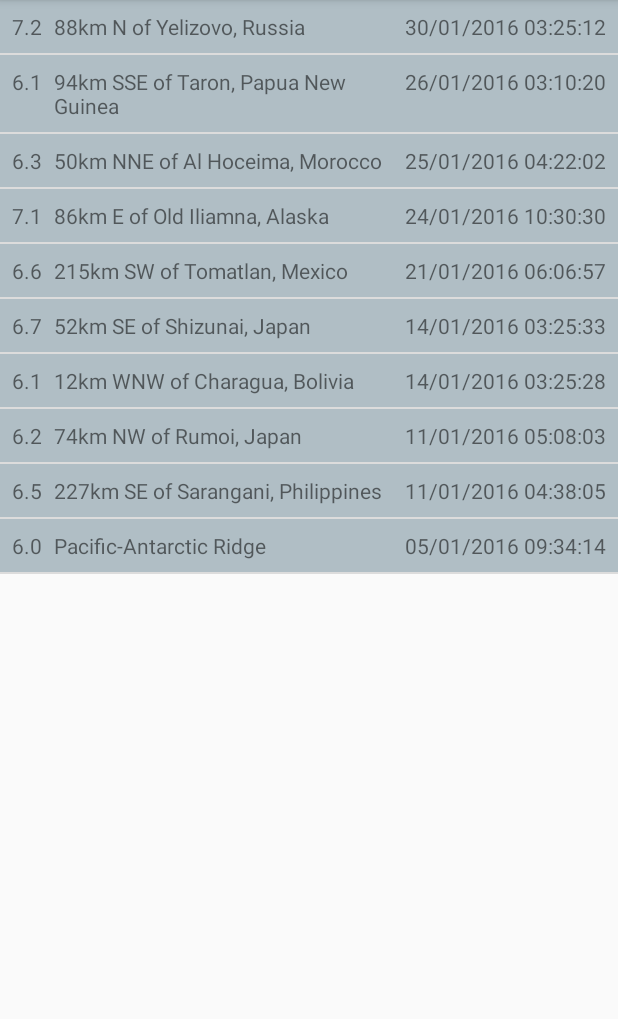
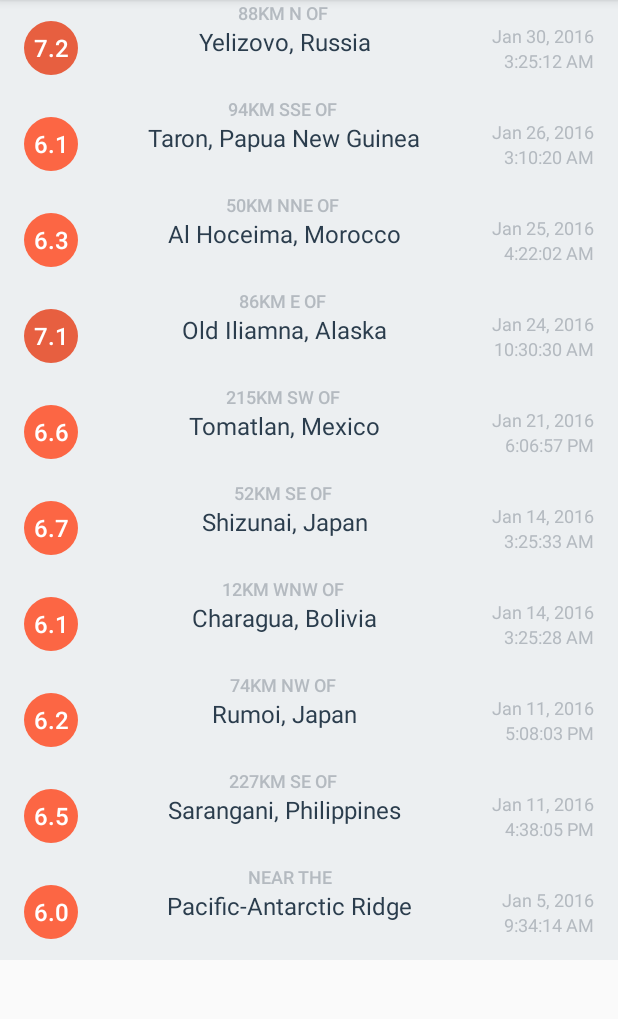
Before and after one commit to itchrand/QuakeReport, an Android app: the screen it shows after launch (EarthquakeActivity), on a phone screen of 412 x 824 dp, the part 84-1103 px from its top. Run offline under Robolectric (Android 15) with nearby library versions, the phone set to English and light mode, and no system bars.

Commit message:
polish the app.

```diff
--- a/app/src/main/java/it/chrand/quakereport/Earthquake.kt
+++ b/app/src/main/java/it/chrand/quakereport/Earthquake.kt
@@ -1,3 +1,3 @@
 package it.chrand.quakereport
 
-class Earthquake (val magnitude: Double, val location: String, val date: String)
+class Earthquake (val magnitude: Double, val location: String, val time: Long)
--- a/app/src/main/java/it/chrand/quakereport/EarthquakeAdapter.kt
+++ b/app/src/main/java/it/chrand/quakereport/EarthquakeAdapter.kt
@@ -8,7 +8,15 @@ import android.widget.ArrayAdapter
 import android.widget.TextView
 import android.view.LayoutInflater
 import android.widget.LinearLayout
+import java.text.DateFormat
+import java.text.DecimalFormat
+import java.util.*
+import android.graphics.drawable.GradientDrawable
 
+
+
+
+private val LOCATION_SEPARATOR = " of "
 
 class EarthquakeAdapter(val getContext: Context, val list: ArrayList<Earthquake>, val backgroundColorId: Int) :
         ArrayAdapter<Earthquake>(getContext, 0, list) {
@@ -28,17 +36,51 @@ class EarthquakeAdapter(val getContext: Context, val list: ArrayList<Earthquake>
         // Get the object located at this position in the list
         val currentItem = list[position]
 
-        val miwokTextView = listItemView!!.findViewById(R.id.mag_text) as TextView
-        miwokTextView.setText(currentItem.magnitude.toString())
+        val magTextView = listItemView!!.findViewById(R.id.mag_text) as TextView
+        magTextView.setText(DecimalFormat("0.0").format(currentItem.magnitude))
+        // Set the proper background color on the magnitude circle.
+        // Fetch the background from the TextView, which is a GradientDrawable.
+        val magnitudeCircle = magTextView.getBackground() as GradientDrawable
 
-        val locationTextView = listItemView.findViewById(R.id.location_text) as TextView
-        locationTextView.setText(currentItem.location)
+        // Get the appropriate background color based on the current earthquake magnitude
+        val magnitudeColor = getMagnitudeColor(currentItem.magnitude)
+        magnitudeCircle.setColor(magnitudeColor)
+
+
+        val offsetLocationTextView = listItemView.findViewById(R.id.offsetLocation_text) as TextView
+        val primaryLocationTextView = listItemView.findViewById(R.id.primaryLocation_text) as TextView
+        if (currentItem.location.contains(LOCATION_SEPARATOR)) {
+            offsetLocationTextView.setText(currentItem.location.split(LOCATION_SEPARATOR).get(0)+ LOCATION_SEPARATOR)
+            primaryLocationTextView.setText(currentItem.location.split(LOCATION_SEPARATOR).get(1))
+        }
+        else {
+            offsetLocationTextView.setText(getContext().getString(R.string.near_the))
+            primaryLocationTextView.setText(currentItem.location)
+        }
 
         val dateTextView = listItemView.findViewById(R.id.date_text) as TextView
-        dateTextView.setText(currentItem.date)
+        val timeTextView = listItemView.findViewById(R.id.time_text) as TextView
+        val date = Date(currentItem.time)
+        dateTextView.setText(DateFormat.getDateInstance(DateFormat.MEDIUM).format(date).toString())
+        timeTextView.setText(DateFormat.getTimeInstance(DateFormat.MEDIUM).format(date).toString())
 
         // Return the whole list item layout (containing 2 TextViews)
         // so that it can be shown in the ListView
         return listItemView
     }
+
+    fun getMagnitudeColor(mag: Double): Int {
+        return ContextCompat.getColor(getContext, when {
+            mag < 2.0 -> R.color.magnitude1
+            mag < 3.0 -> R.color.magnitude2
+            mag < 4.0 -> R.color.magnitude3
+            mag < 5.0 -> R.color.magnitude4
+            mag < 6.0 -> R.color.magnitude5
+            mag < 7.0 -> R.color.magnitude6
+            mag < 8.0 -> R.color.magnitude7
+            mag < 9.0 -> R.color.magnitude8
+            mag < 10.0 -> R.color.magnitude9
+            else -> R.color.magnitude10plus
+        })
+    }
 }
--- a/app/src/main/java/it/chrand/quakereport/QueryUtils.kt
+++ b/app/src/main/java/it/chrand/quakereport/QueryUtils.kt
@@ -5,9 +5,6 @@ import android.util.Log
 import org.json.JSONArray
 import org.json.JSONException
 import org.json.JSONObject
-import java.text.SimpleDateFormat
-
-import java.util.ArrayList
 
 /**
  * Helper methods related to requesting and receiving earthquake data from USGS.
@@ -39,20 +36,18 @@ object QueryUtils {
         // is formatted, a JSONException exception object will be thrown.
         // Catch the exception so the app doesn't crash, and print the error message to the logs.
         try {
-            // TODO: Parse the response given by the SAMPLE_JSON_RESPONSE string and
+            // Parse the response given by the SAMPLE_JSON_RESPONSE string and
             // build up a list of Earthquake objects with the corresponding data.
-            val formatter = SimpleDateFormat("dd/MM/yyyy hh:mm:ss.SSS")
-
             val rootObject = JSONObject(SAMPLE_JSON_RESPONSE)
             val featuresArray = rootObject.getJSONArray("features")
-            for (index in 0..featuresArray.length()) {
+            for (index in 0..featuresArray.length()-1) {
                 val featuresObject = featuresArray.getJSONObject(index)
                 val propertiesObject = featuresObject.getJSONObject("properties")
-                val formatter = SimpleDateFormat("dd/MM/yyyy hh:mm:ss")
                 earthquakes.add(
                         Earthquake(propertiesObject.getDouble("mag"),
                                    propertiesObject.getString("place"),
-                                   formatter.format(propertiesObject.getLong("time"))))
+                                   propertiesObject.getLong("time")
+                ))
             }
 
         } catch (e: JSONException) {
--- /dev/null
+++ b/app/src/main/res/drawable/magnitude_circle.xml
@@ -0,0 +1,11 @@
+<?xml version="1.0" encoding="utf-8"?>
+
+<!-- Background circle for the magnitude value -->
+<shape xmlns:android="http://schemas.android.com/apk/res/android"
+       android:shape="oval">
+<solid android:color="@color/magnitude1" />
+<size
+    android:width="36dp"
+    android:height="36dp" />
+<corners android:radius="18dp" />
+</shape>
--- a/app/src/main/res/layout/earthquake_activity.xml
+++ b/app/src/main/res/layout/earthquake_activity.xml
@@ -4,4 +4,6 @@
           android:id="@+id/list"
           android:orientation="vertical"
           android:layout_width="match_parent"
-          android:layout_height="match_parent"/>
+          android:layout_height="match_parent"
+          android:divider="@null"
+          android:dividerHeight="0dp"/>
--- a/app/src/main/res/layout/list_item.xml
+++ b/app/src/main/res/layout/list_item.xml
@@ -4,31 +4,84 @@
     xmlns:tools="http://schemas.android.com/tools"
     android:id="@+id/text_container"
     android:layout_width="match_parent"
-    android:layout_height="wrap_content"
+    android:layout_height="?android:attr/listPreferredItemHeight"
     android:orientation="horizontal"
-    android:padding="8dp">
+    android:paddingEnd="16dp"
+    android:paddingLeft="16dp"
+    android:paddingRight="16dp"
+    android:paddingStart="16dp">
 
     <TextView
         android:id="@+id/mag_text"
+        android:layout_width="36dp"
+        android:layout_height="36dp"
+        android:layout_gravity="center_vertical"
+        android:background="@drawable/magnitude_circle"
+        android:fontFamily="sans-serif-medium"
+        android:gravity="center"
+        android:textColor="@android:color/white"
+        android:textSize="16sp"
+        tools:text="8.9" />
+
+    <LinearLayout
+        android:layout_width="0dp"
+        android:layout_height="wrap_content"
+        android:layout_weight="1"
+        android:gravity="center"
+        android:orientation="vertical"
+        android:layout_marginLeft="16dp"
+        android:layout_marginStart="16dp">
+
+        <TextView
+            android:id="@+id/offsetLocation_text"
             android:layout_width="wrap_content"
             android:layout_height="wrap_content"
-        android:layout_weight="0"
-        tools:text="7.2"/>
+            android:ellipsize="end"
+            android:fontFamily="sans-serif-medium"
+            android:maxLines="1"
+            android:textAllCaps="true"
+            android:textColor="@color/textColorEarthquakeDetails"
+            android:textSize="12sp"
+            tools:text="Near to"/>
 
         <TextView
-        android:id="@+id/location_text"
+            android:id="@+id/primaryLocation_text"
             android:layout_width="wrap_content"
             android:layout_height="wrap_content"
-        android:layout_marginStart="8dp"
-        android:layout_marginEnd="8dp"
-        android:layout_weight="1"
-        tools:text="London"/>
+            android:ellipsize="end"
+            android:maxLines="2"
+            android:textColor="@color/textColorEarthquakeLocation"
+            android:textSize="16sp"
+            tools:text="Long placeholder location that should wrap to more than 2 lines of text"/>
+
+    </LinearLayout>
+
+    <LinearLayout
+        android:layout_width="wrap_content"
+        android:layout_height="wrap_content"
+        android:layout_gravity="center_vertical"
+        android:layout_marginLeft="16dp"
+        android:layout_marginStart="16dp"
+        android:orientation="vertical">
 
         <TextView
             android:id="@+id/date_text"
             android:layout_width="wrap_content"
             android:layout_height="wrap_content"
-        android:layout_weight="0"
-        tools:text="Feb 2, 2016"/>
+            android:layout_gravity="end"
+            android:textColor="@color/textColorEarthquakeDetails"
+            android:textSize="12sp"
+            tools:text="Mar 6, 2010" />
+
+        <TextView
+            android:id="@+id/time_text"
+            android:layout_width="wrap_content"
+            android:layout_height="wrap_content"
+            android:layout_gravity="end"
+            android:textColor="@color/textColorEarthquakeDetails"
+            android:textSize="12sp"
+            tools:text="3:00 PM" />
 
     </LinearLayout>
+
+</LinearLayout>
--- a/app/src/main/res/values/colors.xml
+++ b/app/src/main/res/values/colors.xml
@@ -2,6 +2,42 @@
 <resources>
     <color name="colorPrimary">#607D8B</color>
     <color name="colorPrimaryDark">#455A64</color>
-    <color name="colorPrimaryLight">#B0BEC5</color>
+    <color name="colorPrimaryLight">#ECEFF1</color>
     <color name="colorAccent">#10CAC9</color>
+
+    <!-- Color for an earthquake with magnitude 0 and 2 -->
+    <color name="magnitude1">#4A7BA7</color>
+
+    <!-- Magnitude circle color for an earthquake with magnitude between 2 and 3 -->
+    <color name="magnitude2">#04B4B3</color>
+
+    <!-- Magnitude circle color for an earthquake with magnitude between 3 and 4 -->
+    <color name="magnitude3">#10CAC9</color>
+
+    <!-- Magnitude circle color for an earthquake with magnitude between 4 and 5 -->
+    <color name="magnitude4">#F5A623</color>
+
+    <!-- Magnitude circle color for an earthquake with magnitude between 5 and 6 -->
+    <color name="magnitude5">#FF7D50</color>
+
+    <!-- Magnitude circle color for an earthquake with magnitude between 6 and 7 -->
+    <color name="magnitude6">#FC6644</color>
+
+    <!-- Magnitude circle color for an earthquake with magnitude between 7 and 8 -->
+    <color name="magnitude7">#E75F40</color>
+
+    <!-- Magnitude circle color for an earthquake with magnitude between 8 and 9 -->
+    <color name="magnitude8">#E13A20</color>
+
+    <!-- Magnitude circle color for an earthquake with magnitude between 9 and 10 -->
+    <color name="magnitude9">#D93218</color>
+
+    <!-- Magnitude circle color for an earthquake with magnitude over 10 -->
+    <color name="magnitude10plus">#C03823</color>
+
+    <!-- Text color for the details of the earthquake in the list item -->
+    <color name="textColorEarthquakeDetails">#B4BAC0</color>
+
+    <!-- Text color for the primary location of the earthquake in the list item -->
+    <color name="textColorEarthquakeLocation">#2B3D4D</color>
 </resources>
--- a/app/src/main/res/values/strings.xml
+++ b/app/src/main/res/values/strings.xml
@@ -1,3 +1,4 @@
 <resources>
     <string name="app_name">Quake Report</string>
+    <string name="near_the">Near the</string>
 </resources>
```
Lines whose indentation alone changed are shown as unchanged.
